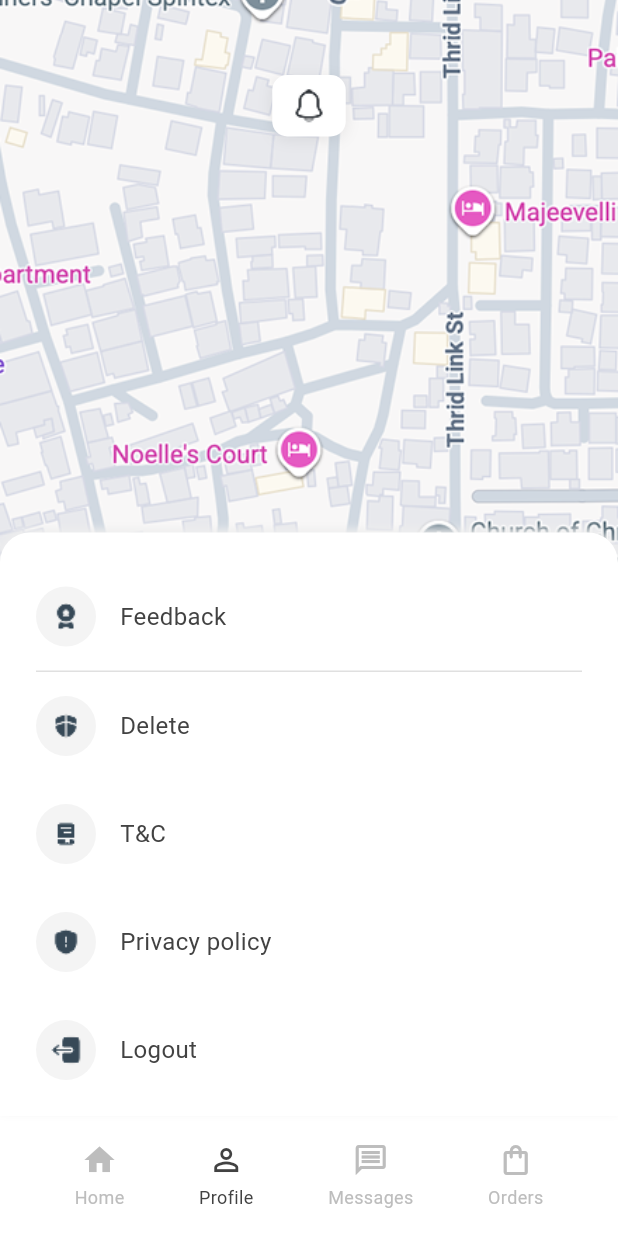
After one commit to Gen3ratorX/oysloe-delivery, a Flutter app: the LocationSelectionScreen screen opened directly, item 2 of the bottom bar chosen, after a tap on "Feedback", on a phone screen of 412 x 824 dp. The commit adds this screen. Run offline on Flutter 3.47's test engine with Material 3 defaults, Android fonts, the phone set to English and light mode, and no system bars; Roboto replaces fonts that are missing (inter).

Commit message:
feat: Implement Profile screen
Adds a new Profile screen accessible from the bottom navigation bar.

When the Profile tab is tapped, a modal bottom sheet with menu options is displayed. The screen has a transparent background, appearing as an overlay.

- Adds `ProfileScreen` widget with options for Feedback, Delete, T&C, Privacy Policy, and Logout.
- Updates navigation logic in `LocationSelectionScreen` to show the `ProfileScreen` as a transparent route.
- Adds new icons for the profile menu to `pubspec.yaml`.

```diff
--- a/lib/location_selector_screen.dart
+++ b/lib/location_selector_screen.dart
@@ -7,6 +7,7 @@ import 'destination_bottom_sheet.dart';
 import 'notification_button.dart';
 import 'notifications_panel.dart';
 import 'pin_selection_overlay.dart';
+import 'profile_screen.dart';
 
 class LocationSelectionScreen extends StatefulWidget {
   const LocationSelectionScreen({super.key});
@@ -66,14 +67,51 @@ class _LocationSelectionScreenState extends State<LocationSelectionScreen> {
     });
   }
 
-  void _onNavTap(int index) {
+  void _onNavTap(int index) async {
+    if (index == _currentNavIndex) return;
+
+    if (index == 1) {
+      // Set index to 1 to highlight Profile tab
+      setState(() {
+        _currentNavIndex = 1;
+      });
+
+      // Navigate to Profile screen with transparent background
+      await Navigator.of(context).push(
+        PageRouteBuilder(
+          opaque: false, // Makes the route transparent
+          barrierDismissible: true,
+          barrierColor: Colors.transparent,
+          pageBuilder: (context, animation, secondaryAnimation) {
+            return const ProfileScreen();
+          },
+        ),
+      );
+
+      // Reset to Home when returning from Profile
+      setState(() {
+        _currentNavIndex = 0;
+        _showBottomSheet = true;
+      });
+      return;
+    }
+
     setState(() {
       _currentNavIndex = index;
     });
 
     if (index == 0) {
       _showLocationBottomSheet();
+    } else if (index == 3) {
+      // Navigate to Orders screen
+      Navigator.push(
+        context,
+        MaterialPageRoute(
+          builder: (context) => const OrdersScreen(),
+        ),
+      );
     }
+    // Add index 2 (Messages) when that screen is ready
   }
 
   void _updateMapPosition(Offset delta) {
--- /dev/null
+++ b/lib/profile_screen.dart
@@ -0,0 +1,136 @@
+import 'package:flutter/material.dart';
+
+class ProfileScreen extends StatelessWidget {
+  final Function(int)? onNavTap;
+
+  const ProfileScreen({
+    super.key,
+    this.onNavTap,
+  });
+
+  @override
+  Widget build(BuildContext context) {
+    return GestureDetector(
+      onTap: () => Navigator.pop(context),
+      child: Container(
+        color: Colors.transparent,
+        child: Align(
+          alignment: Alignment.bottomCenter,
+          child: GestureDetector(
+            onTap: () {}, // Prevent tap from closing when tapping menu
+            child: Container(
+              margin: const EdgeInsets.only(bottom: 80), // Position above bottom nav
+              decoration: BoxDecoration(
+                borderRadius: const BorderRadius.only(
+                  topLeft: Radius.circular(20),
+                  topRight: Radius.circular(20),
+                ),
+                boxShadow: [
+                  BoxShadow(
+                    color: Colors.grey.shade200,
+                    blurRadius: 4,
+                    offset: const Offset(0, -2),
+                  ),
+                ],
+              ),
+              child: Material(
+                color: Colors.white,
+                borderRadius: const BorderRadius.only(
+                  topLeft: Radius.circular(20),
+                  topRight: Radius.circular(20),
+                ),
+                child: Column(
+                  mainAxisSize: MainAxisSize.min,
+                  children: [
+                    const SizedBox(height: 20),
+                    _buildMenuItem(
+                      imagePath: 'assets/feed.png',
+                      title: 'Feedback',
+                      onTap: () {},
+                    ),
+                    Divider(
+                      height: 1,
+                      thickness: 1,
+                      color: Colors.grey.shade300,
+                      indent: 24,
+                      endIndent: 24,
+                    ),
+                    _buildMenuItem(
+                      imagePath: 'assets/delete.png',
+                      title: 'Delete',
+                      onTap: () {},
+                    ),
+                    _buildMenuItem(
+                      imagePath: 'assets/terms.png',
+                      title: 'T&C',
+                      onTap: () {},
+                    ),
+                    _buildMenuItem(
+                      imagePath: 'assets/private.png',
+                      title: 'Privacy policy',
+                      onTap: () {},
+                    ),
+                    _buildMenuItem(
+                      imagePath: 'assets/log.png',
+                      title: 'Logout',
+                      onTap: () {},
+                    ),
+                    const SizedBox(height: 8),
+                  ],
+                ),
+              ),
+            ),
+          ),
+        ),
+      ),
+    );
+  }
+
+  Widget _buildMenuItem({
+    required String imagePath,
+    required String title,
+    required VoidCallback onTap,
+  }) {
+    return InkWell(
+      onTap: onTap,
+      child: Padding(
+        padding: const EdgeInsets.symmetric(horizontal: 24, vertical: 16),
+        child: Row(
+          children: [
+            Container(
+              width: 40,
+              height: 40,
+              decoration: const BoxDecoration(
+                color: Color(0xFFF4F4F4),
+                shape: BoxShape.circle,
+              ),
+              child: Center(
+                child: Image.asset(
+                  imagePath,
+                  width: 24,
+                  height: 24,
+                  errorBuilder: (context, error, stackTrace) {
+                    return Icon(
+                      Icons.image_not_supported,
+                      size: 24,
+                      color: Colors.grey.shade400,
+                    );
+                  },
+                ),
+              ),
+            ),
+            const SizedBox(width: 16),
+            Text(
+              title,
+              style: TextStyle(
+                fontSize: 16,
+                color: Colors.grey.shade800,
+                fontWeight: FontWeight.w400,
+              ),
+            ),
+          ],
+        ),
+      ),
+    );
+  }
+}
--- a/pubspec.yaml
+++ b/pubspec.yaml
@@ -73,6 +73,11 @@ flutter:
     - assets/map_pin.png
     - assets/loc_pin.png
     - assets/notification.png
+    - assets/feed.png
+    - assets/delete.png
+    - assets/terms.png
+    - assets/private.png
+    - assets/log.png
 
 
   # An image asset can refer to one or more resolution-specific "variants", see
```
Also changed, not shown: assets/delete.png (added), assets/feed.png (added), assets/log.png (added), assets/private.png (added), assets/terms.png (added).
